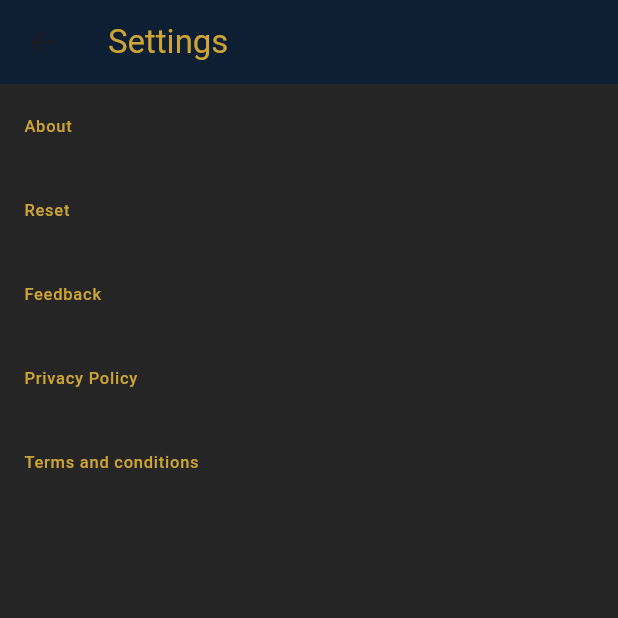
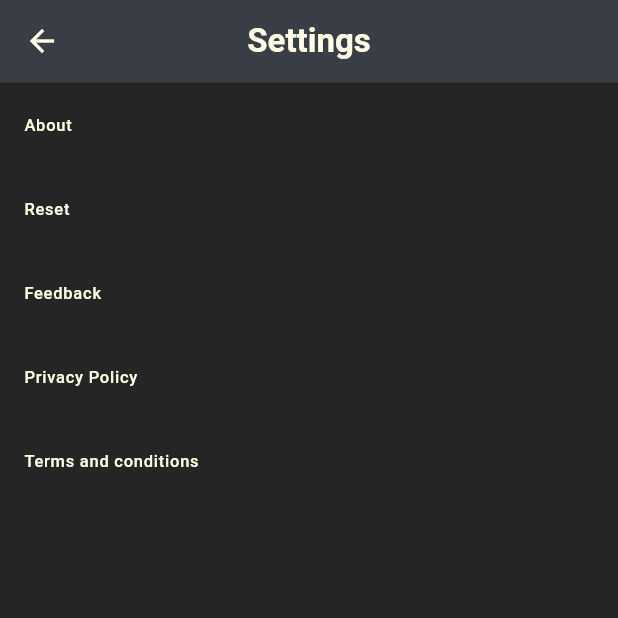
Before and after one commit to muhd-nish4d/Money-management, a Flutter app: the ScreenSettings screen opened directly, on a phone screen of 412 x 824 dp, the top half of it. Run offline on Flutter 3.47's test engine with Material 2 defaults, Android fonts, the phone set to English and light mode, and no system bars; our stand-ins replace flutter_slidable, fluttertoast, hive_flutter, pie_chart; missing offline and left inert: bottom_sheet; accounts and stored records are empty.

```diff
--- a/lib/screens/home/home_screen.dart
+++ b/lib/screens/home/home_screen.dart
@@ -8,7 +8,6 @@ import '../../widgets/category/category_add_btn.dart';
 import '../../widgets/home_screen/home_trans_add_btn.dart';
 import '../../widgets/home_screen/recent_widget.dart';
 import '../../widgets/home_screen/status_screen.dart';
-import '../../widgets/search/popupmenu_datepicker.dart';
 
 class ScreenHome extends StatelessWidget {
   const ScreenHome({super.key});
@@ -25,8 +24,8 @@ class ScreenHome extends StatelessWidget {
     return Scaffold(
       //rgb(247, 247, 247)
       backgroundColor: backBlack,
-      appBar: PreferredSize(
-          preferredSize: const Size.fromHeight(55),
+      appBar:const  PreferredSize(
+          preferredSize:  Size.fromHeight(55),
           //AppBar
           child: WidgetAppBar(title: 'Money Tracker')),
       //Drawer
--- a/lib/screens/settings/settings_screen.dart
+++ b/lib/screens/settings/settings_screen.dart
@@ -1,5 +1,11 @@
 import 'package:flutter/material.dart';
 import 'package:tracker/consts/color.dart';
+import 'package:tracker/screens/settings/screens/about_screen.dart';
+import 'package:tracker/screens/settings/screens/privacy_policy.dart';
+import 'package:tracker/screens/settings/screens/reset.dart';
+import 'package:tracker/screens/splash/splash_screen.dart';
+
+import '../../widgets/appBar/appbar.dart';
 
 class ScreenSettings extends StatelessWidget {
   const ScreenSettings({super.key});
@@ -8,43 +14,50 @@ class ScreenSettings extends StatelessWidget {
   Widget build(BuildContext context) {
     return Scaffold(
       backgroundColor: backBlack,
-      appBar: AppBar(
-        backgroundColor: const Color.fromARGB(255, 14, 31, 51),
-        title: const Text(
-          'Settings',
-          style: TextStyle(color: Color.fromARGB(255, 206, 164, 52)),
-        ),
-      ),
+      appBar: const PreferredSize(
+          preferredSize: Size.fromHeight(55),
+          //AppBar
+          child: WidgetAppBar(title: 'Settings')),
       body: Column(
-        children: const [
+        children: [
           ListTile(
-            leading: Text(
+            onTap: () {
+              Navigator.of(context).push(
+                  MaterialPageRoute(builder: (ctx) => const ScreenAbout()));
+            },
+            leading:const Text(
               'About',
-              style: TextStyle(color: Color.fromARGB(255, 206, 164, 52)),
+              style: TextStyle(color: greyWhite),
             ),
           ),
           ListTile(
+            onTap: () {
+              resetAlert(context);
+            },
+            leading:const Text(
+              'Reset',
+              style: TextStyle(color: greyWhite),
+            ),
+          ),
+          const ListTile(
             leading: Text(
-              'Reset',
-              style: TextStyle(color: Color.fromARGB(255, 206, 164, 52)),
+              'Feedback',
+              style: TextStyle(color: greyWhite),
             ),
           ),
           ListTile(
-            leading: Text(
-              'Feedback',
-              style: TextStyle(color: Color.fromARGB(255, 206, 164, 52)),
-            ),
-          ),
-          ListTile(
+            onTap:() {
+              Navigator.of(context).push(MaterialPageRoute(builder: (ctx) =>const ScreenPrivacyPolicy()));
+            },
             leading: Text(
               'Privacy Policy',
-              style: TextStyle(color: Color.fromARGB(255, 206, 164, 52)),
+              style: TextStyle(color: greyWhite),
             ),
           ),
           ListTile(
             leading: Text(
               'Terms and conditions',
-              style: TextStyle(color: Color.fromARGB(255, 206, 164, 52)),
+              style: TextStyle(color: greyWhite),
             ),
           )
         ],
--- a/lib/widgets/drawer/drawer_widget.dart
+++ b/lib/widgets/drawer/drawer_widget.dart
@@ -133,6 +133,7 @@ class WidgetDrawer extends StatelessWidget {
             child: ElevatedButton(
               style: ElevatedButton.styleFrom(backgroundColor: backBlack),
               onPressed: () {
+                Navigator.of(context).pop();
                 Navigator.of(context).push(MaterialPageRoute(
                   builder: (ctx) => const ScreenSettings(),
                 ));
--- a/pubspec.yaml
+++ b/pubspec.yaml
@@ -29,7 +29,7 @@ environment:
 # versions available, run `flutter pub outdated`.
 dependencies:
   bottom_sheet: 3.1.2
-  charts_flutter_new: 0.12.0
+  charts_flutter_new: ^0.12.0
   cupertino_icons: 1.0.2
   flutter:
     sdk: flutter
```
Also changed, not shown: lib/db_functions/category/category_db_functions.dart (+8 -0 lines), lib/db_functions/transactions/transaction_db_functions.dart (+8 -0 lines), lib/screens/chart_screens/expense_chart.dart (+20 -9 lines), lib/screens/chart_screens/income_chart.dart (+23 -22 lines), lib/screens/settings/screens/about_screen.dart (added, +36 -0 lines), lib/screens/settings/screens/privacy_policy.dart (added, +19 -0 lines), lib/screens/settings/screens/reset.dart (added, +35 -0 lines), lib/screens/settings/screens/terms_conditions.dart (added, +50 -0 lines), lib/widgets/search/search_result.dart (+6 -1 lines).
